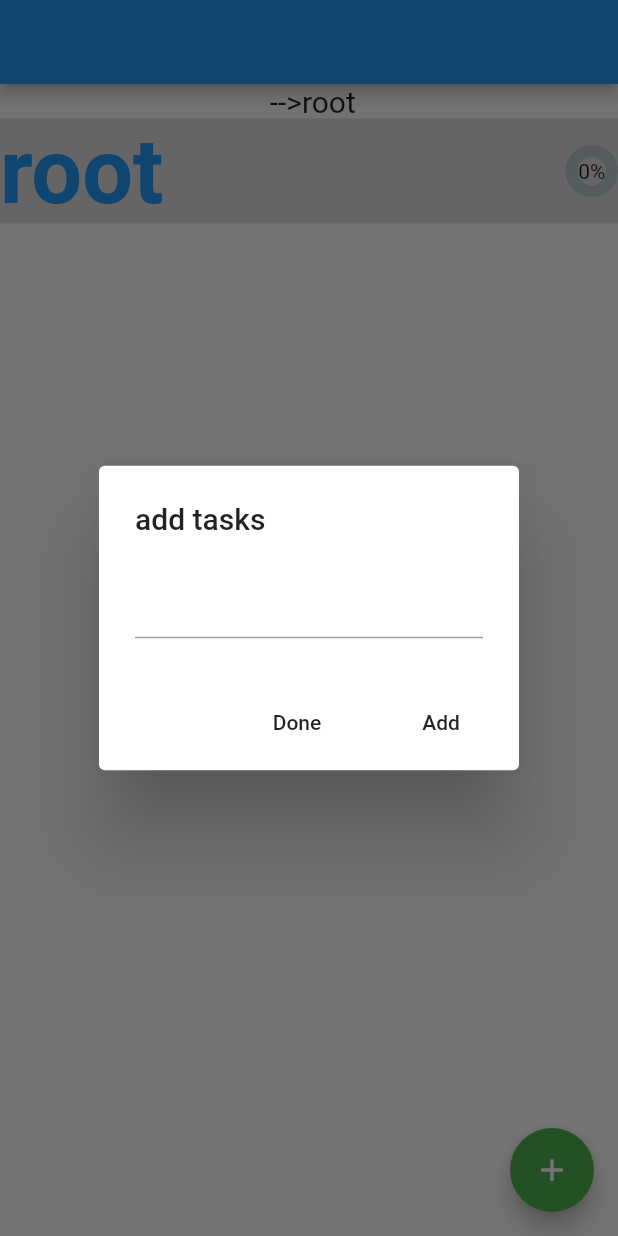
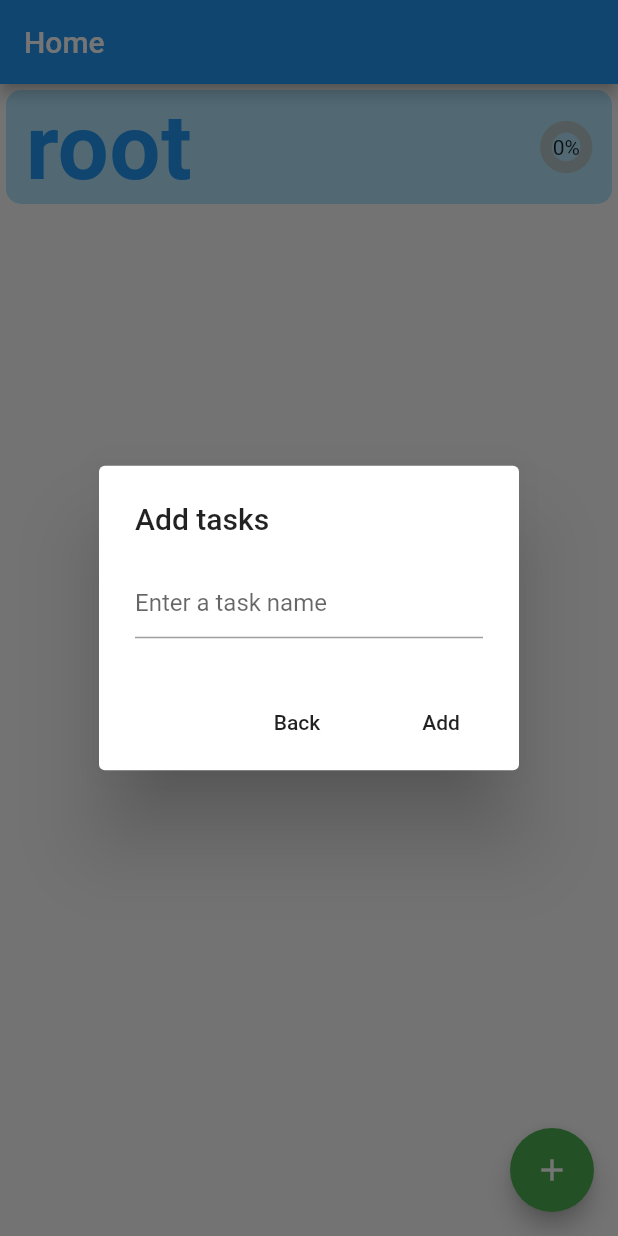
Before and after one commit to AndreaAlbertoMarchesi/checklist_app, a Flutter app: the screen it shows after launch, after a tap on the "add" icon, on a phone screen of 412 x 824 dp. Run offline on Flutter 3.47's test engine with Material 2 defaults, Android fonts, the phone set to English and light mode, and no system bars; drawn by our look-alikes of percent_indicator; our stand-ins replace swipe_to, vibration; generated files the repository leaves out were written again.

Commit message:
Ho implemetato la funzione di reorder delle singole liste e poi mi sono occupata della grafica: ->ho spostato il path su un menù a comparsa e l'ho tolto dal centro ->ho ricolorato i titoli e ho abbellito l'interfaccia per rendere le checklist distinguibili ->ho cambiato il fatto che quando aggiungi una task rimaneva il popup Ho aggiunto delle dependencies per usare la vibrazione del telefono quando si sbaglia ad inserire un nome per la task Ho anche implementato la funzione di eliminare una task da un checklist ma non ho fatto la funzione sul model(per ora c'è solo la parte grafica). Funziona che si fa swipe da dx a sx sulla task da eliminare

```diff
--- a/lib/view/home/AddDialog.dart
+++ b/lib/view/home/AddDialog.dart
@@ -1,4 +1,5 @@
 import 'package:flutter/material.dart';
+import 'package:vibration/vibration.dart';
 
 class AddDialog extends StatelessWidget {
   AddDialog(this.addTask);
@@ -9,28 +10,47 @@ class AddDialog extends StatelessWidget {
 
   @override
   Widget build(BuildContext context) {
-
     Widget doneButton = FlatButton(
-      child: Text("Done"),
-      onPressed:  () {
+      child: Text("Back"),
+      onPressed: () {
         Navigator.pop(context);
       },
     );
 
+    ///ho usato la vibrazione come errore
     Widget addButton = FlatButton(
       child: Text("Add"),
-      onPressed:  () {
-        if(textController.text !="")
+      onPressed: () {
+        if (textController.text != "") {
           addTask(textController.text);
-        //else
-          // fare toast message
-        },
+          Navigator.of(context).pop();
+        } else {
+          Vibration.vibrate(duration: 100);
+        }
+
+      },
     );
 
+    ///volevo aggiungere un messaggio di errore per distinguere i casi ma non sono riuscita
+    ///l'unica cosa che mi è venuta pensata è farlo diventare statefull
+    InputDecoration isWrong(){
+      if(textController.text == ""){
+        return InputDecoration(
+          hintText: "Enter a task name" ,
+        );
+      }else{
+        return InputDecoration(
+          hintText: "Enter a task name"
+        );
+      }
+
+    }
+
     return AlertDialog(
-      title: Text("add tasks"),
+      title: Text("Add tasks"),
       content: TextField(
         controller: textController,
+        decoration: isWrong(),
       ),
       actions: [
         doneButton,
--- a/lib/view/home/Home.dart
+++ b/lib/view/home/Home.dart
@@ -42,12 +42,15 @@ class HomeState extends State<Home> {
           return false;
         },
         child: Scaffold(
-          appBar: AppBar(),
+          appBar: AppBar(
+            title: TaskPath(taskPath, backToTask),
+          ),
           body: Column(
             children: [
-              TaskPath(taskPath, backToTask),
+              ///ho spostato il path sulla appbar
+              //TaskPath(taskPath, backToTask),
               ParentTaskItem(task),
-              TasksList(task, openTask, refresh, selectTask),
+              TasksList(task, openTask, refresh, selectTask, handleReorder),
             ],
           ),
           floatingActionButton: AddButton(selectedTask, addTask, moveTask),
@@ -99,4 +102,12 @@ class HomeState extends State<Home> {
     //bisogna decidere se aggiungere il parent al model o beccarlo dal TasksPath
     //poi qua si toglie il figlio dal parent mo si è duplicato
   }
+
+  void handleReorder(int oldIndex, int newIndex) {
+    setState(() {
+      task.handleReorder(oldIndex,newIndex);
+    });
+    widget.storage.writeData(root);
+  }
+
 }
--- a/lib/view/tasks/ParentTaskItem.dart
+++ b/lib/view/tasks/ParentTaskItem.dart
@@ -9,27 +9,44 @@ class ParentTaskItem extends StatelessWidget {
 
   @override
   Widget build(BuildContext context) {
-    return Container(
-      color: Colors.black12,
+    return Padding(
+      padding: EdgeInsets.all(7),
+      child: Container(
+        decoration: BoxDecoration(
+          borderRadius: BorderRadius.circular(10),
+          color: Colors.lightBlue[100],
+          boxShadow: [
+            BoxShadow(color: Colors.lightBlue[100], spreadRadius: 3),
+          ],
+        ),
         child: Row(
           children: [
-          Text(
+            Padding(
+              padding: EdgeInsets.fromLTRB(10, 0, 0, 0),
+              child: Text(
                 task.title,
                 style: TextStyle(
                   fontSize: 60.0,
+                  letterSpacing: 0.5,
                   fontWeight: FontWeight.bold,
                   color: Colors.blue,
                 ),
               ),
+            ),
             Expanded(child: Container()),
-          CircularPercentIndicator(
+            Padding(
+              padding: EdgeInsets.fromLTRB(0, 0, 10, 0),
+              child: CircularPercentIndicator(
                 radius: 35.0,
                 lineWidth: 8.0,
                 percent: task.percentage.toDouble(),
                 center: new Text((task.percentage * 100).toInt().toString() + "%"),
                 progressColor: Colors.green,
               ),
+            ),
+
           ],
+        ),
       ),
     );
   }
--- a/lib/view/tasks/TaskPath.dart
+++ b/lib/view/tasks/TaskPath.dart
@@ -2,10 +2,8 @@ import 'package:checklist_app/model/Task.dart';
 import 'package:flutter/cupertino.dart';
 import 'package:flutter/material.dart';
 
-
 class TaskPath extends StatefulWidget {
   TaskPath(this.taskPath, this.backToTask);
-
 
   final List<Task> taskPath;
   final Function backToTask;
@@ -15,25 +13,70 @@ class TaskPath extends StatefulWidget {
 }
 
 class _TaskPathState extends State<TaskPath> {
-
   _TaskPathState(this.taskPath);
 
   List<Task> taskPath;
+
   @override
   Widget build(BuildContext context) {
-    return SingleChildScrollView(
-      scrollDirection: Axis.horizontal,
-      child: Row(
+    if(taskPath.length > 1) {
+      return SingleChildScrollView(
+        scrollDirection: Axis.horizontal,
+        child: PopupMenuButton(
+            elevation: 3.2,
+            icon: Icon(Icons.arrow_back),
+            onSelected : (task){
+              widget.backToTask(task);
+            },
+            onCanceled: () {
+              print('You have not chossed anything');
+            },
+            tooltip: 'Path',
+            itemBuilder: (BuildContext context) {
+              return taskPath.map((Task choice) {
+                return PopupMenuItem(
+                  value: choice,
+                  child: Text(choice.title),
+                );
+              }).toList().sublist(0, taskPath.length - 1);
+            }
+        ),
+        ///alternativa con il path stampato interamente sulla appbar
+        /* Row(
         children: widget.taskPath.map((task) {
           return InkWell(
-            child: Text(
-              " -->" + task.title,
-              style: TextStyle(fontSize: 20),
-            ),
-            onTap: () {widget.backToTask(task);},
+            child: Row(children: [
+              Padding(
+                  padding: EdgeInsets.all(5.0),
+                  child: Text(
+                    "⧐",
+                    style: TextStyle(fontSize: 30),
+                  )),
+              Container(
+                decoration: BoxDecoration(
+                    color: Colors.blue[100],
+                    border: Border.all(
+                      color: Colors.blue[200],
+                    ),
+                    borderRadius: BorderRadius.all(Radius.circular(10))),
+                child: Padding(
+                  padding: EdgeInsets.all(5.0),
+                  child: Text(
+                    task.title,
+                    style: TextStyle(fontSize: 20),
+                  ),
+                ),
+              )
+            ]),
+            onTap: () {
+              widget.backToTask(task);
+            },
           );
         }).toList(),
-      ),
-    );
+      ),*/);
+    }else{
+      return Text("Home");
+    }
+
   }
 }
--- a/lib/view/tasks/tasksList/TasksList.dart
+++ b/lib/view/tasks/tasksList/TasksList.dart
@@ -4,19 +4,20 @@ import 'package:flutter/material.dart';
 import 'taskItem/TaskItem.dart';
 
 class TasksList extends StatelessWidget {
-  TasksList(this.task, this.openTask, this.refresh, this.selectTask);
+  TasksList(this.task, this.openTask, this.refresh, this.selectTask, this.handleReorder);
 
   final Task task;
   //tutte ste funzie da riordinare mettendole dentro classe tipo TaskItemFunctions
   final Function openTask;
   final Function refresh;
   final Function selectTask;
+  final Function handleReorder;
 
   @override
   Widget build(BuildContext context) {
     return Expanded(
         child: ReorderableListView(
-      onReorder: (int oldIndex, int newIndex) {},
+      onReorder: handleReorder,
       children: task.children.map((task) {
         return Container(
             key: PageStorageKey(task),
--- a/pubspec.yaml
+++ b/pubspec.yaml
@@ -32,6 +32,8 @@ dependencies:
   path_provider:
   percent_indicator:
   reorderables:
+  swipe_to: 0.0.1+3
+  vibration: ^1.5.0
 
 dev_dependencies:
   flutter_test:
```
Also changed, not shown: lib/model/Task.dart (+10 -0 lines), lib/view/tasks/tasksList/taskItem/CheckboxRow.dart (+38 -2 lines), lib/view/tasks/tasksList/taskItem/PercentageRow.dart (+48 -6 lines), pubspec.lock. Lines whose indentation alone changed are shown as unchanged.
